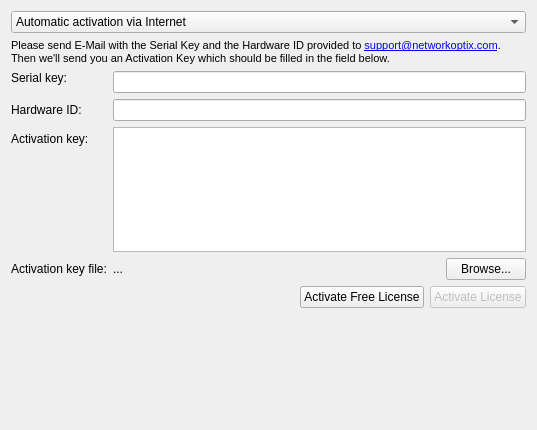
Old version of the form client/src/ui/preferences/licensewidget.ui in the repository networkoptix/nx_open.
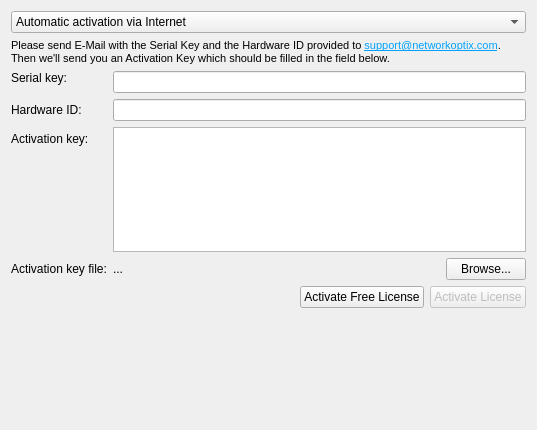
New version of the form.

Commit message:
Changed font color for e-mail link in license form.
<==== Mercurial data ====>
Branch: master

```diff
--- a/client/src/ui/preferences/licensewidget.ui
+++ b/client/src/ui/preferences/licensewidget.ui
@@ -50,7 +50,7 @@
 &lt;html&gt;&lt;head&gt;&lt;meta name=&quot;qrichtext&quot; content=&quot;1&quot; /&gt;&lt;style type=&quot;text/css&quot;&gt;
 p, li { white-space: pre-wrap; }
 &lt;/style&gt;&lt;/head&gt;&lt;body style=&quot; font-family:'MS Shell Dlg 2'; font-size:8.25pt; font-weight:400; font-style:normal;&quot;&gt;
-&lt;p style=&quot; margin-top:0px; margin-bottom:0px; margin-left:0px; margin-right:0px; -qt-block-indent:0; text-indent:0px;&quot;&gt;Please send E-Mail with the Serial Key and the Hardware ID provided to &lt;a href=&quot;mailto://support@networkoptix.com&quot;&gt;&lt;span style=&quot; text-decoration: underline; color:#0000ff;&quot;&gt;support@networkoptix.com&lt;/span&gt;&lt;/a&gt;. Then we'll send you an Activation Key which should be filled in the field below.&lt;/p&gt;&lt;/body&gt;&lt;/html&gt;</string>
+&lt;p style=&quot; margin-top:0px; margin-bottom:0px; margin-left:0px; margin-right:0px; -qt-block-indent:0; text-indent:0px;&quot;&gt;Please send E-Mail with the Serial Key and the Hardware ID provided to &lt;a href=&quot;mailto://support@networkoptix.com&quot;&gt;&lt;span style=&quot; text-decoration: underline; color:#00a2ff;&quot;&gt;support@networkoptix.com&lt;/span&gt;&lt;/a&gt;. Then we'll send you an Activation Key which should be filled in the field below.&lt;/p&gt;&lt;/body&gt;&lt;/html&gt;</string>
      </property>
      <property name="textFormat">
       <enum>Qt::AutoText</enum>
```
Left out of the diff: 3 changed lines with no effect on the pictures.
